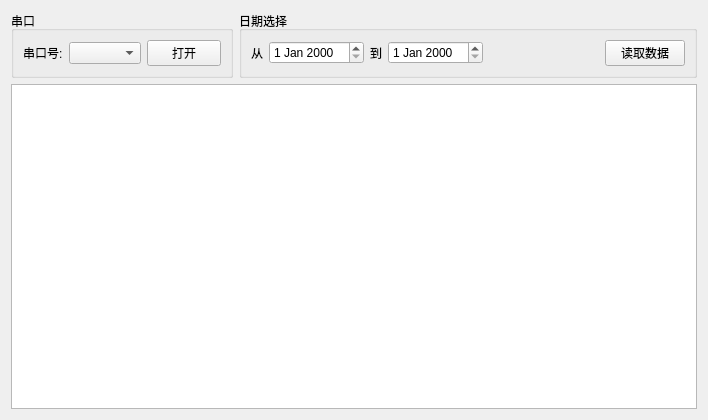
First picture: the form in ui/readdata.ui, repository flimmy78/weatherScada.VC, before the edit.
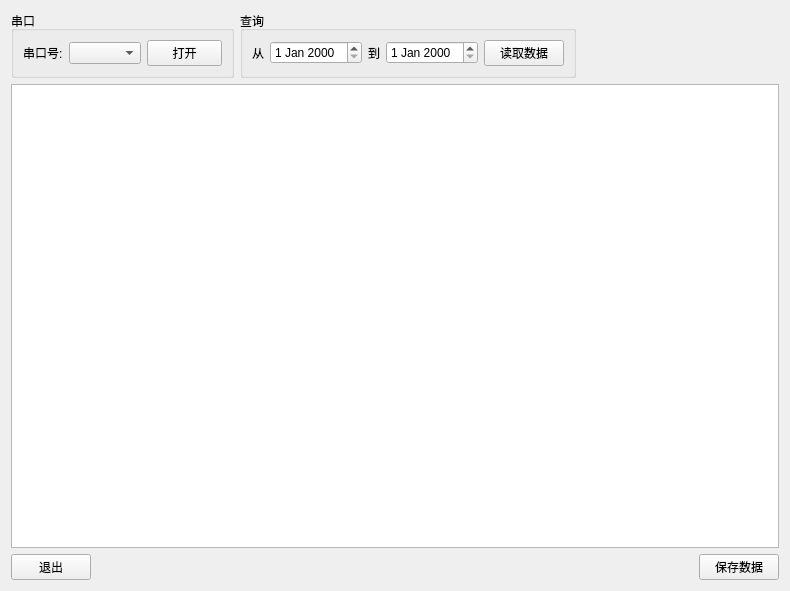
Second picture: the form after the edit.

Commit message: 每一行加上QRadioButton, 以供用户选择天气状况; 加上默认程序图标; 所有数据都查询完毕后, 给出提醒.

```diff
--- a/ui/readdata.ui
+++ b/ui/readdata.ui
@@ -6,14 +6,14 @@
    <rect>
     <x>0</x>
     <y>0</y>
-    <width>708</width>
-    <height>420</height>
+    <width>790</width>
+    <height>591</height>
    </rect>
   </property>
   <property name="windowTitle">
    <string>导入历史数据</string>
   </property>
-  <layout class="QGridLayout" name="gridLayout_3">
+  <layout class="QGridLayout" name="gridLayout_2">
    <item row="0" column="0">
     <widget class="QGroupBox" name="groupBox">
      <property name="sizePolicy">
@@ -79,20 +79,20 @@
       </size>
      </property>
      <property name="title">
-      <string>日期选择</string>
+      <string>查询</string>
      </property>
-     <layout class="QGridLayout" name="gridLayout_2">
-      <item row="0" column="0">
+     <layout class="QHBoxLayout" name="horizontalLayout">
+      <item>
        <widget class="QLabel" name="label_3">
         <property name="text">
          <string>从</string>
         </property>
        </widget>
       </item>
-      <item row="0" column="1">
+      <item>
        <widget class="QDateEdit" name="dateEditStart"/>
       </item>
-      <item row="0" column="2">
+      <item>
        <widget class="QLabel" name="label_2">
         <property name="minimumSize">
          <size>
@@ -105,23 +105,10 @@
         </property>
        </widget>
       </item>
-      <item row="0" column="3">
+      <item>
        <widget class="QDateEdit" name="dateEditEnd"/>
       </item>
-      <item row="0" column="4">
-       <spacer name="horizontalSpacer">
-        <property name="orientation">
-         <enum>Qt::Horizontal</enum>
-        </property>
-        <property name="sizeHint" stdset="0">
-         <size>
-          <width>121</width>
-          <height>20</height>
-         </size>
-        </property>
-       </spacer>
-      </item>
-      <item row="0" column="5">
+      <item>
        <widget class="QPushButton" name="btnReadData">
         <property name="text">
          <string>读取数据</string>
@@ -131,8 +118,72 @@
      </layout>
     </widget>
    </item>
-   <item row="1" column="0" colspan="2">
-    <widget class="QTableWidget" name="tableWidget"/>
+   <item row="0" column="2">
+    <spacer name="horizontalSpacer">
+     <property name="orientation">
+      <enum>Qt::Horizontal</enum>
+     </property>
+     <property name="sizeHint" stdset="0">
+      <size>
+       <width>202</width>
+       <height>20</height>
+      </size>
+     </property>
+    </spacer>
+   </item>
+   <item row="1" column="0" colspan="3">
+    <widget class="QTableWidget" name="tableWidget">
+     <property name="font">
+      <font>
+       <family>Consolas</family>
+       <pointsize>9</pointsize>
+       <stylestrategy>PreferAntialias</stylestrategy>
+      </font>
+     </property>
+     <property name="sortingEnabled">
+      <bool>false</bool>
+     </property>
+     <attribute name="horizontalHeaderVisible">
+      <bool>true</bool>
+     </attribute>
+     <attribute name="horizontalHeaderCascadingSectionResizes">
+      <bool>true</bool>
+     </attribute>
+     <attribute name="verticalHeaderVisible">
+      <bool>false</bool>
+     </attribute>
+    </widget>
+   </item>
+   <item row="2" column="0" colspan="3">
+    <layout class="QHBoxLayout" name="horizontalLayout_2">
+     <item>
+      <widget class="QPushButton" name="btnExit">
+       <property name="text">
+        <string>退出</string>
+       </property>
+      </widget>
+     </item>
+     <item>
+      <spacer name="horizontalSpacer_2">
+       <property name="orientation">
+        <enum>Qt::Horizontal</enum>
+       </property>
+       <property name="sizeHint" stdset="0">
+        <size>
+         <width>246</width>
+         <height>20</height>
+        </size>
+       </property>
+      </spacer>
+     </item>
+     <item>
+      <widget class="QPushButton" name="btnSave">
+       <property name="text">
+        <string>保存数据</string>
+       </property>
+      </widget>
+     </item>
+    </layout>
    </item>
   </layout>
  </widget>
```
The commit also changes 3 other files.
